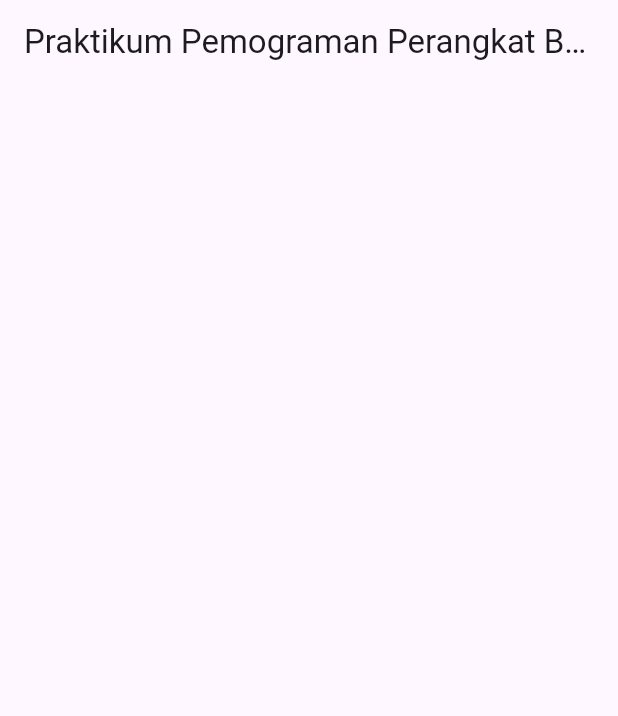
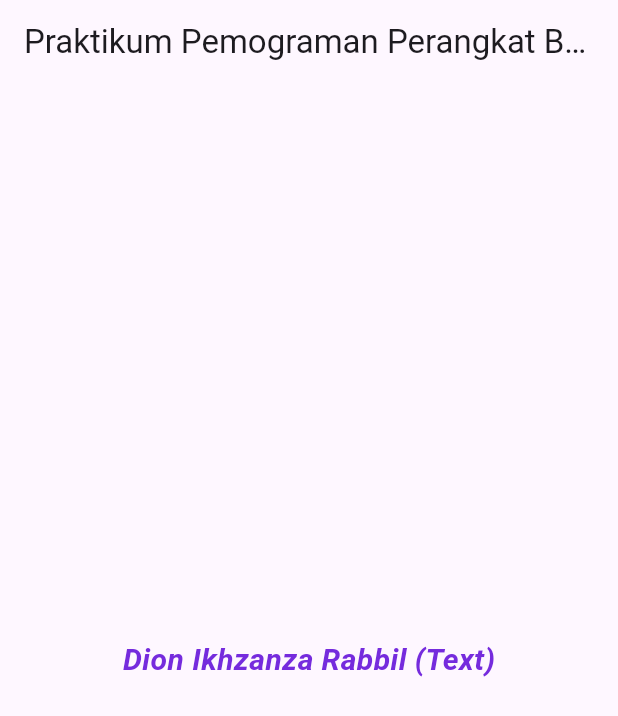
Before and after one commit to Dionn24/Dion-Ikhzanza-Rabbil---2211102441097-widget-flutter-, a Flutter app: the screen it shows after launch, on a phone screen of 412 x 824 dp. Shown: the top 716 px of the screen. Run offline on Flutter 3.47's test engine with Material 3 defaults, Android fonts, the phone set to English and light mode, and no system bars.

Commit message:
menambahkan text

```diff
--- a/lib/main.dart
+++ b/lib/main.dart
@@ -30,6 +30,15 @@ class WidgetDemo extends StatelessWidget {
           child: Column(
             mainAxisAlignment: MainAxisAlignment.center,
             children: [
+              Text(
+                'Dion Ikhzanza Rabbil (Text)',
+                style: TextStyle(
+                  fontSize: 20,
+                  fontWeight: FontWeight.bold,
+                  fontStyle: FontStyle.italic,
+                  color: Color.fromARGB(255, 117, 43, 221),
+                ),
+              ),
             ],
           ),
         ),
```
